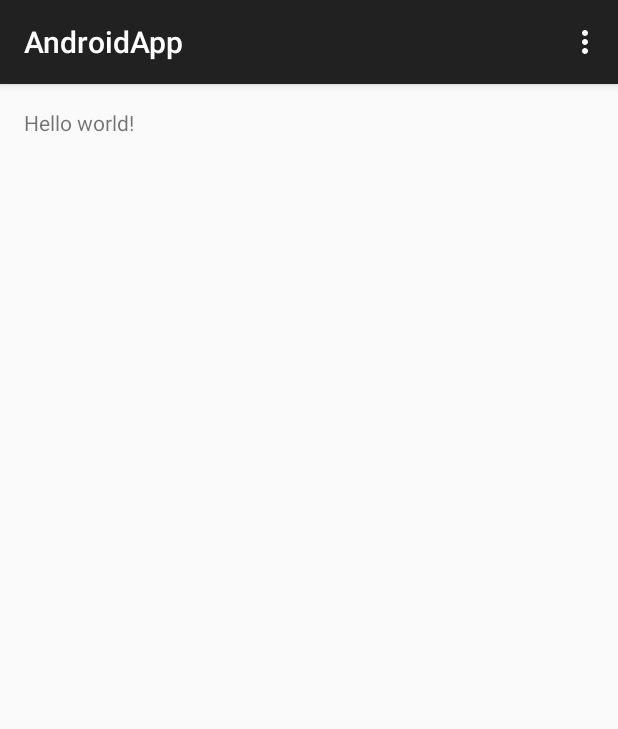
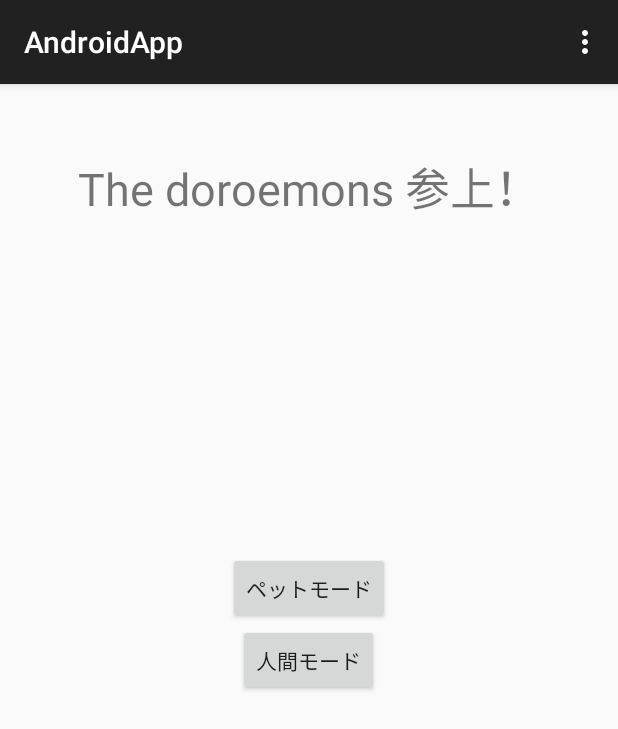
Before and after one commit to thedoroemons/AndroidApp, an Android app: the screen it shows after launch (MainActivity), on a phone screen of 412 x 824 dp. Shown: the top 729 px of the screen. Run offline under Robolectric (Android 15) with nearby library versions, the light colour scheme and no system bars.

Commit message:
top画面のレイアウト変更

```diff
--- a/app/src/main/res/layout/activity_main.xml
+++ b/app/src/main/res/layout/activity_main.xml
@@ -11,6 +11,26 @@
     <TextView
         android:text="@string/hello_world"
         android:layout_width="wrap_content"
-        android:layout_height="wrap_content"/>
+        android:layout_height="wrap_content"
+        android:layout_marginTop="30dp"
+        android:textSize="30dp"
+        android:layout_centerHorizontal="true"/>
+
+    <Button
+        android:layout_width="wrap_content"
+        android:layout_height="wrap_content"
+        android:text="人間モード"
+        android:id="@+id/humanbtn"
+        android:layout_centerHorizontal="true"
+        android:layout_centerVertical="true"
+        />
+
+    <Button
+        android:layout_width="wrap_content"
+        android:layout_height="wrap_content"
+        android:text="ペットモード"
+        android:id="@+id/petbtn"
+        android:layout_centerHorizontal="true"
+        android:layout_above="@+id/humanbtn" />
 
 </RelativeLayout>
--- a/app/src/main/res/values/strings.xml
+++ b/app/src/main/res/values/strings.xml
@@ -1,6 +1,6 @@
 <resources>
     <string name="app_name">AndroidApp</string>
 
-    <string name="hello_world">Hello world!</string>
+    <string name="hello_world">The doroemons 参上！</string>
     <string name="action_settings">Settings</string>
 </resources>
```
